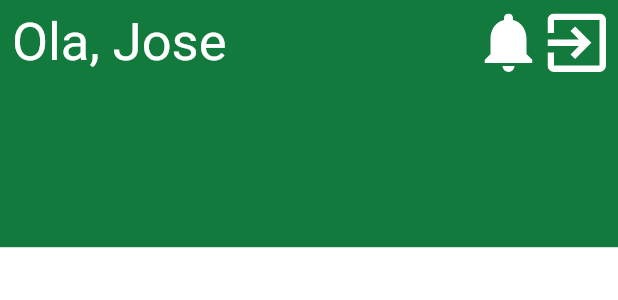
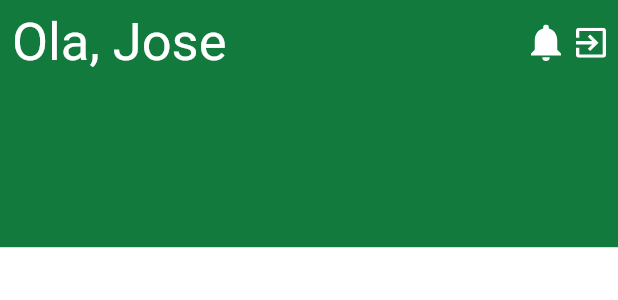
Before and after one commit to Riquemaia/TCE-Flutter, a Flutter app: the UserNotificationBar widget shown alone on an empty page, opened directly, on a phone screen of 412 x 824 dp. Shown: the top 300 px of the screen. Run offline on Flutter 3.47's test engine with Material 2 defaults, Android fonts, the phone set to English and light mode, and no system bars; our stand-ins replace dio, flutter_mobx, flutter_svg, mobx, percent_indicator, skeleton_text; generated files the repository leaves out were written again; network calls fail; project files that could hold a hidden picture were left out.

Commit message:
fix size of svg button dy designer

```diff
--- a/lib/feature/views/Municipio/components/user_notification_bar.dart
+++ b/lib/feature/views/Municipio/components/user_notification_bar.dart
@@ -32,7 +32,9 @@ class UserNotificationBar extends StatelessWidget {
                     horizontal: 10,
                   ),
                   child: SvgPicture.asset(
-                      "assets/icons/ic_notifications_24px.svg"),
+                    "assets/icons/ic_notifications_24px.svg",
+                    width: 20,
+                  ),
                 ),
               ),
               InkWell(
@@ -44,8 +46,11 @@ class UserNotificationBar extends StatelessWidget {
                     ),
                   );
                 },
-                  child:
-                      SvgPicture.asset("assets/icons/ic_exit_to_app_24px.svg")),
+                child: SvgPicture.asset(
+                  "assets/icons/ic_exit_to_app_24px.svg",
+                  width: 20,
+                ),
+              ),
             ],
           ),
         ),
```
Also changed, not shown: lib/feature/views/Municipio/components/user_notification_bar_skeleleton_loader.dart (+8 -3 lines). Lines whose indentation alone changed are shown as unchanged.
